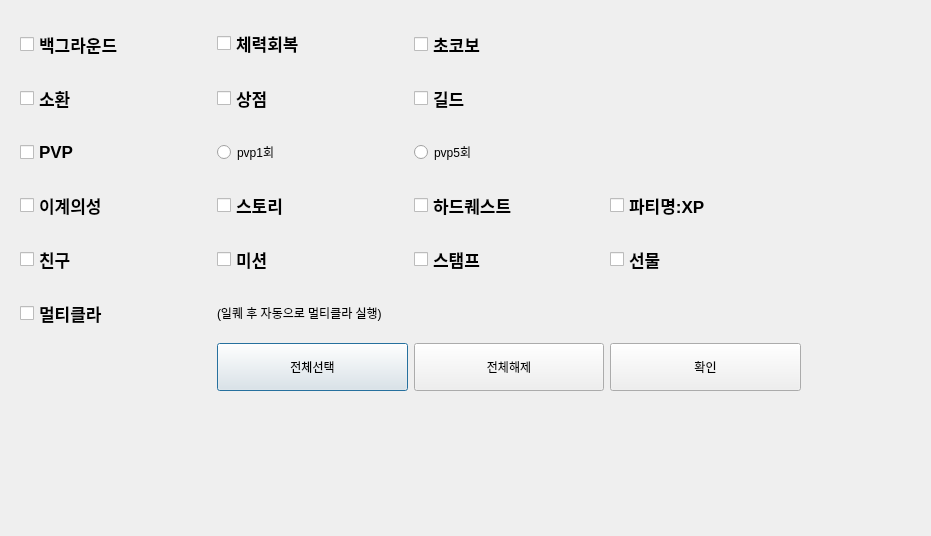
The window that ffbe_settings.ui (HyuntaMansei/ffbe) describes before a commit, drawn with Qt 5.
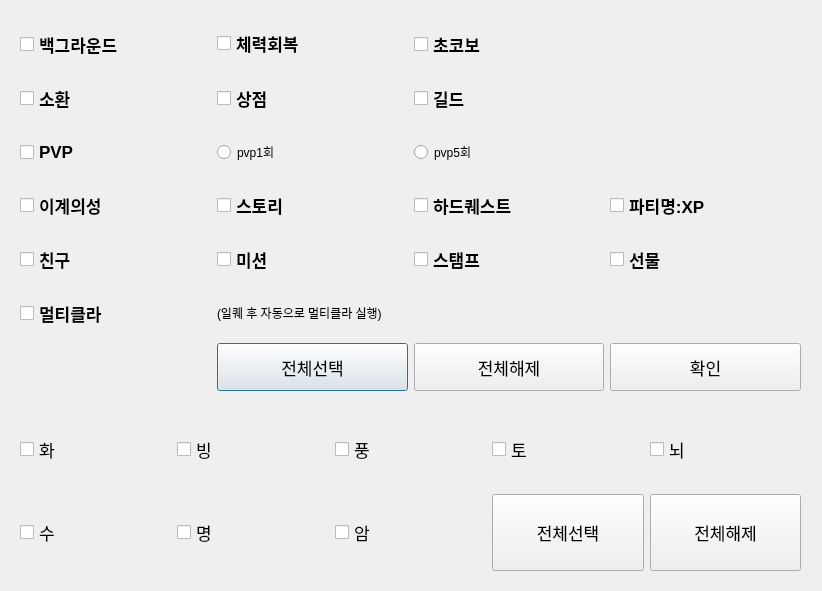
The same window after the commit.

```diff
--- a/ffbe_settings.ui
+++ b/ffbe_settings.ui
@@ -6,8 +6,8 @@
    <rect>
     <x>0</x>
     <y>0</y>
-    <width>931</width>
-    <height>536</height>
+    <width>822</width>
+    <height>591</height>
    </rect>
   </property>
   <property name="windowTitle">
@@ -372,6 +372,11 @@
         <verstretch>0</verstretch>
        </sizepolicy>
       </property>
+      <property name="font">
+       <font>
+        <pointsize>13</pointsize>
+       </font>
+      </property>
       <property name="text">
        <string>전체선택</string>
       </property>
@@ -385,6 +390,11 @@
         <verstretch>0</verstretch>
        </sizepolicy>
       </property>
+      <property name="font">
+       <font>
+        <pointsize>13</pointsize>
+       </font>
+      </property>
       <property name="text">
        <string>전체해제</string>
       </property>
@@ -398,6 +408,11 @@
         <verstretch>0</verstretch>
        </sizepolicy>
       </property>
+      <property name="font">
+       <font>
+        <pointsize>13</pointsize>
+       </font>
+      </property>
       <property name="text">
        <string>확인</string>
       </property>
@@ -405,6 +420,198 @@
     </item>
    </layout>
   </widget>
+  <widget class="QWidget" name="gridLayoutWidget_2">
+   <property name="geometry">
+    <rect>
+     <x>20</x>
+     <y>410</y>
+     <width>781</width>
+     <height>161</height>
+    </rect>
+   </property>
+   <layout class="QGridLayout" name="gridLayout_2">
+    <item row="0" column="3">
+     <widget class="QCheckBox" name="checkBox_9">
+      <property name="sizePolicy">
+       <sizepolicy hsizetype="Expanding" vsizetype="Expanding">
+        <horstretch>0</horstretch>
+        <verstretch>0</verstretch>
+       </sizepolicy>
+      </property>
+      <property name="font">
+       <font>
+        <pointsize>13</pointsize>
+       </font>
+      </property>
+      <property name="text">
+       <string>토</string>
+      </property>
+     </widget>
+    </item>
+    <item row="0" column="2">
+     <widget class="QCheckBox" name="checkBox_5">
+      <property name="sizePolicy">
+       <sizepolicy hsizetype="Expanding" vsizetype="Expanding">
+        <horstretch>0</horstretch>
+        <verstretch>0</verstretch>
+       </sizepolicy>
+      </property>
+      <property name="font">
+       <font>
+        <pointsize>13</pointsize>
+       </font>
+      </property>
+      <property name="text">
+       <string>풍</string>
+      </property>
+     </widget>
+    </item>
+    <item row="0" column="1">
+     <widget class="QCheckBox" name="cb_ice">
+      <property name="sizePolicy">
+       <sizepolicy hsizetype="Expanding" vsizetype="Expanding">
+        <horstretch>0</horstretch>
+        <verstretch>0</verstretch>
+       </sizepolicy>
+      </property>
+      <property name="font">
+       <font>
+        <pointsize>13</pointsize>
+       </font>
+      </property>
+      <property name="text">
+       <string>빙</string>
+      </property>
+     </widget>
+    </item>
+    <item row="0" column="0">
+     <widget class="QCheckBox" name="cb_fire">
+      <property name="sizePolicy">
+       <sizepolicy hsizetype="Expanding" vsizetype="Expanding">
+        <horstretch>0</horstretch>
+        <verstretch>0</verstretch>
+       </sizepolicy>
+      </property>
+      <property name="font">
+       <font>
+        <pointsize>13</pointsize>
+       </font>
+      </property>
+      <property name="text">
+       <string>화</string>
+      </property>
+     </widget>
+    </item>
+    <item row="0" column="4">
+     <widget class="QCheckBox" name="checkBox_6">
+      <property name="sizePolicy">
+       <sizepolicy hsizetype="Expanding" vsizetype="Expanding">
+        <horstretch>0</horstretch>
+        <verstretch>0</verstretch>
+       </sizepolicy>
+      </property>
+      <property name="font">
+       <font>
+        <pointsize>13</pointsize>
+       </font>
+      </property>
+      <property name="text">
+       <string>뇌</string>
+      </property>
+     </widget>
+    </item>
+    <item row="1" column="0">
+     <widget class="QCheckBox" name="checkBox_7">
+      <property name="sizePolicy">
+       <sizepolicy hsizetype="Expanding" vsizetype="Expanding">
+        <horstretch>0</horstretch>
+        <verstretch>0</verstretch>
+       </sizepolicy>
+      </property>
+      <property name="font">
+       <font>
+        <pointsize>13</pointsize>
+       </font>
+      </property>
+      <property name="text">
+       <string>수</string>
+      </property>
+     </widget>
+    </item>
+    <item row="1" column="1">
+     <widget class="QCheckBox" name="checkBox_8">
+      <property name="sizePolicy">
+       <sizepolicy hsizetype="Expanding" vsizetype="Expanding">
+        <horstretch>0</horstretch>
+        <verstretch>0</verstretch>
+       </sizepolicy>
+      </property>
+      <property name="font">
+       <font>
+        <pointsize>13</pointsize>
+       </font>
+      </property>
+      <property name="text">
+       <string>명</string>
+      </property>
+     </widget>
+    </item>
+    <item row="1" column="2">
+     <widget class="QCheckBox" name="checkBox_10">
+      <property name="sizePolicy">
+       <sizepolicy hsizetype="Expanding" vsizetype="Expanding">
+        <horstretch>0</horstretch>
+        <verstretch>0</verstretch>
+       </sizepolicy>
+      </property>
+      <property name="font">
+       <font>
+        <pointsize>13</pointsize>
+       </font>
+      </property>
+      <property name="text">
+       <string>암</string>
+      </property>
+     </widget>
+    </item>
+    <item row="1" column="3">
+     <widget class="QPushButton" name="pushButton_3">
+      <property name="sizePolicy">
+       <sizepolicy hsizetype="Expanding" vsizetype="Expanding">
+        <horstretch>0</horstretch>
+        <verstretch>0</verstretch>
+       </sizepolicy>
+      </property>
+      <property name="font">
+       <font>
+        <pointsize>13</pointsize>
+       </font>
+      </property>
+      <property name="text">
+       <string>전체선택</string>
+      </property>
+     </widget>
+    </item>
+    <item row="1" column="4">
+     <widget class="QPushButton" name="pushButton_5">
+      <property name="sizePolicy">
+       <sizepolicy hsizetype="Expanding" vsizetype="Expanding">
+        <horstretch>0</horstretch>
+        <verstretch>0</verstretch>
+       </sizepolicy>
+      </property>
+      <property name="font">
+       <font>
+        <pointsize>13</pointsize>
+       </font>
+      </property>
+      <property name="text">
+       <string>전체해제</string>
+      </property>
+     </widget>
+    </item>
+   </layout>
+  </widget>
  </widget>
  <resources/>
  <connections>
```
